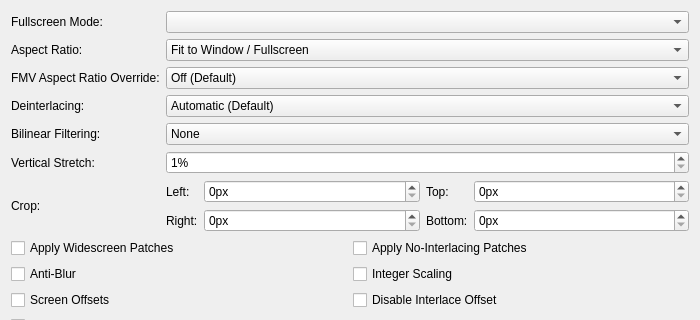
Old version of the form pcsx2-qt/Settings/GraphicsDisplaySettingsTab.ui in the repository parappadev/ptr2plus; both pictures show x 0 to 700 and y 0 to 320 of the 700 by 500 pixel window.
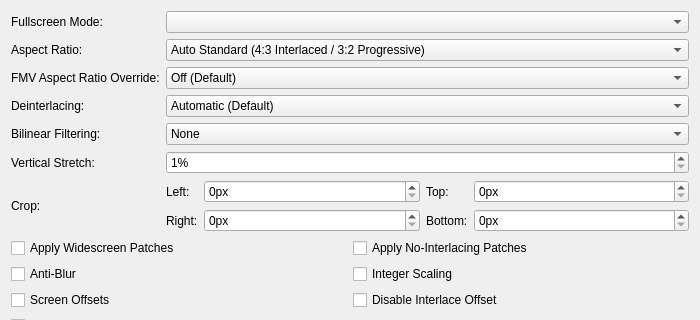
New version of the form.

```diff
--- a/pcsx2-qt/Settings/GraphicsDisplaySettingsTab.ui
+++ b/pcsx2-qt/Settings/GraphicsDisplaySettingsTab.ui
@@ -101,11 +101,11 @@
    </item>
    <item row="1" column="1">
     <widget class="QComboBox" name="aspectRatio">
-     <item>
+     <!-- <item>
       <property name="text">
        <string>Fit to Window / Fullscreen</string>
       </property>
-     </item>
+     </item> -->
      <item>
       <property name="text">
        <string>Auto Standard (4:3 Interlaced / 3:2 Progressive)</string>
```
Left out of the diff: 4 changed lines with no effect on the pictures.
